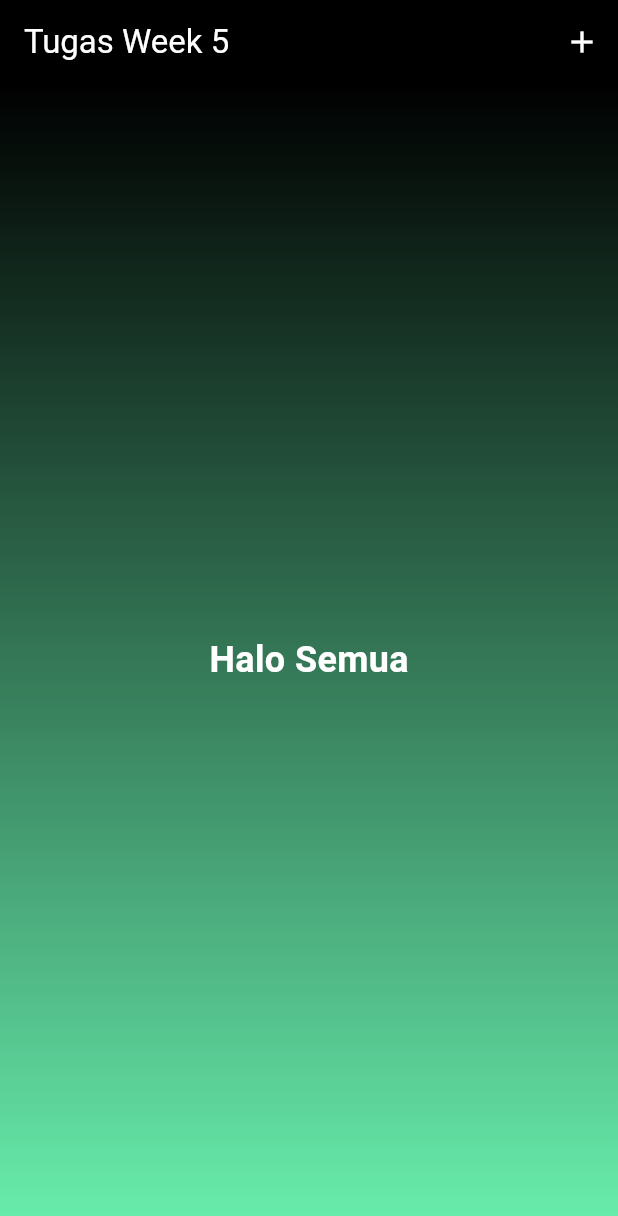
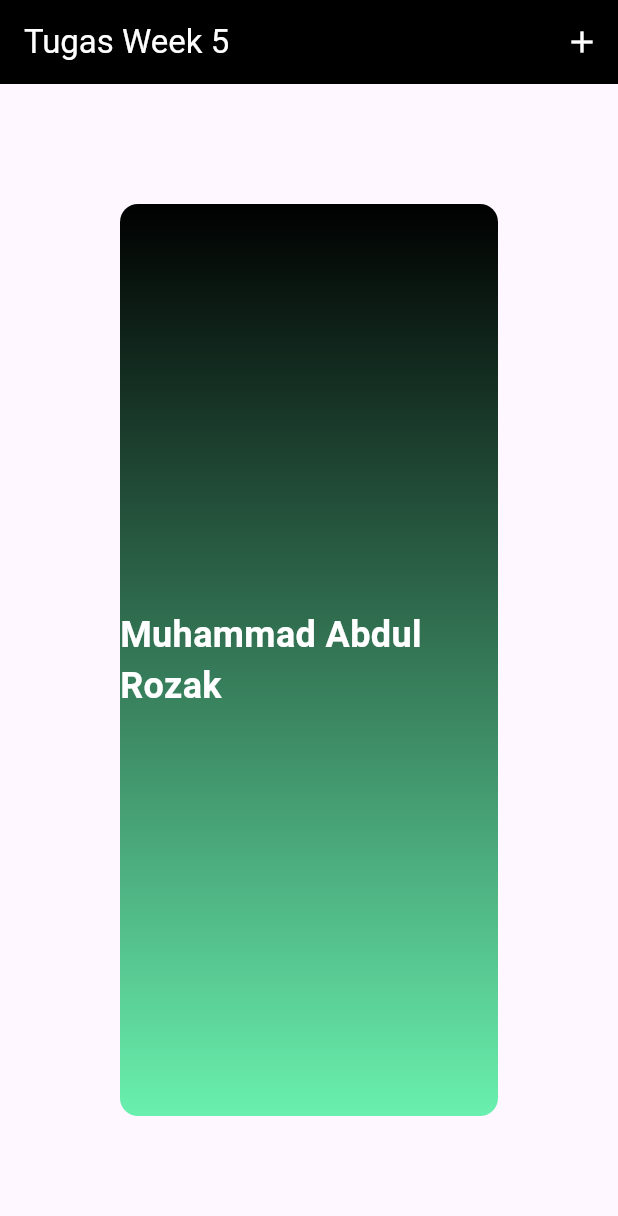
Before and after one commit to rozakgit/tugas_week_5_1123150006, a Flutter app: the screen it shows after launch, on a phone screen of 412 x 824 dp. Shown: the top 1216 px of the screen. Run offline on Flutter 3.47's test engine with Material 3 defaults, Android fonts, the phone set to English and light mode, and no system bars.

Commit message:
Give Margin on Container and Make radius on Box Decoration

```diff
--- a/lib/main.dart
+++ b/lib/main.dart
@@ -36,9 +36,10 @@ class Halaman extends StatelessWidget {
         ],
       ),
       body: Container(
+        margin: EdgeInsets.all(80),
         alignment: Alignment.center,
         child: Text(
-          'Halo Semua',
+          'Muhammad Abdul Rozak',
           style: TextStyle(
             color: Colors.white,
             fontSize: 24,
@@ -46,6 +47,7 @@ class Halaman extends StatelessWidget {
           ),
         ),
         decoration: BoxDecoration(
+          borderRadius: BorderRadius.all(Radius.circular(12.0)),
           gradient: LinearGradient(
             colors: [Colors.black, Colors.greenAccent],
             begin: Alignment.topCenter,
```
